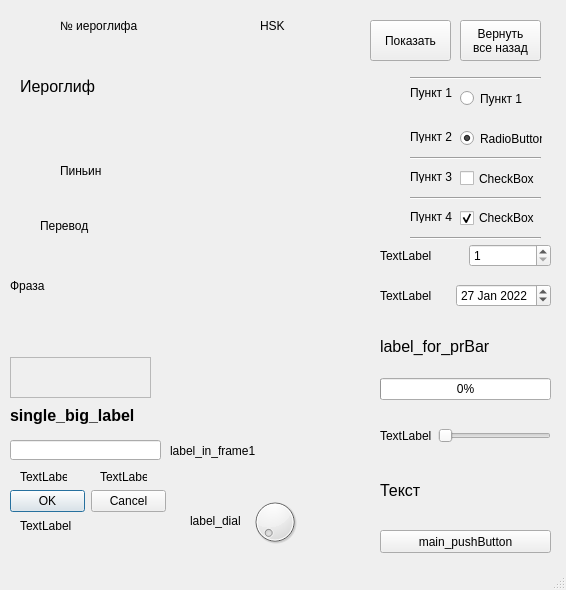
Old version of the form Python_bigtest_all.ui in the repository RosNarodSport/LearningPython.
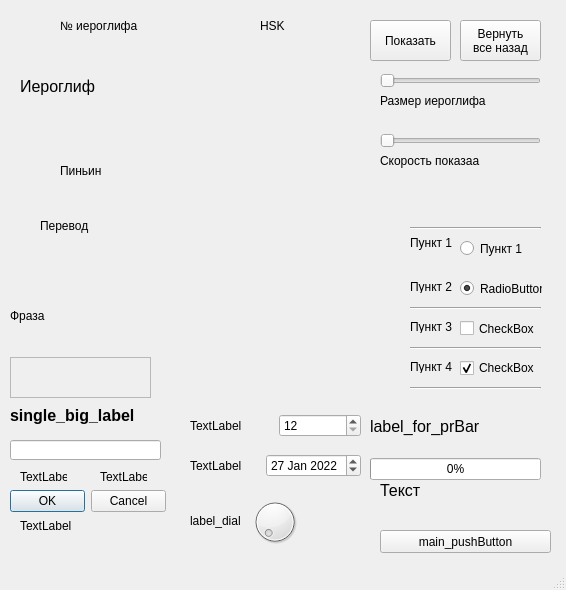
New version of the form.

Commit message: Рабочая версия с показом всего набора одновременно. Задача: - на horizontalSlider_speed посадить увеличение шрифта - размещение текста label по центру

```diff
--- a/Python_bigtest_all.ui
+++ b/Python_bigtest_all.ui
@@ -69,8 +69,8 @@
    <widget class="QWidget" name="horizontalLayoutWidget">
     <property name="geometry">
      <rect>
-      <x>380</x>
-      <y>240</y>
+      <x>190</x>
+      <y>410</y>
       <width>171</width>
       <height>31</height>
      </rect>
@@ -86,10 +86,10 @@
      <item>
       <widget class="QSpinBox" name="spinBox">
        <property name="minimum">
-        <number>1</number>
+        <number>12</number>
        </property>
        <property name="maximum">
-        <number>10</number>
+        <number>24</number>
        </property>
        <property name="singleStep">
         <number>1</number>
@@ -101,8 +101,8 @@
    <widget class="QWidget" name="horizontalLayoutWidget_2">
     <property name="geometry">
      <rect>
-      <x>380</x>
-      <y>280</y>
+      <x>190</x>
+      <y>450</y>
       <width>171</width>
       <height>31</height>
      </rect>
@@ -134,8 +134,8 @@
    <widget class="QWidget" name="verticalLayoutWidget">
     <property name="geometry">
      <rect>
-      <x>380</x>
-      <y>320</y>
+      <x>370</x>
+      <y>400</y>
       <width>171</width>
       <height>80</height>
      </rect>
@@ -188,40 +188,11 @@
      <enum>QFrame::Raised</enum>
     </property>
    </widget>
-   <widget class="QWidget" name="horizontalLayoutWidget_3">
-    <property name="geometry">
-     <rect>
-      <x>380</x>
-      <y>410</y>
-      <width>171</width>
-      <height>51</height>
-     </rect>
-    </property>
-    <layout class="QHBoxLayout" name="horizontalLayout_3">
-     <item>
-      <widget class="QLabel" name="label_for_horizontalSlider1">
-       <property name="text">
-        <string>TextLabel</string>
-       </property>
-      </widget>
-     </item>
-     <item>
-      <widget class="QSlider" name="horizontalSlider1">
-       <property name="minimum">
-        <number>1</number>
-       </property>
-       <property name="orientation">
-        <enum>Qt::Horizontal</enum>
-       </property>
-      </widget>
-     </item>
-    </layout>
-   </widget>
    <widget class="QLabel" name="label_RadBtn1">
     <property name="geometry">
      <rect>
       <x>410</x>
-      <y>83</y>
+      <y>233</y>
       <width>47</width>
       <height>20</height>
      </rect>
@@ -234,7 +205,7 @@
     <property name="geometry">
      <rect>
       <x>410</x>
-      <y>130</y>
+      <y>280</y>
       <width>47</width>
       <height>13</height>
      </rect>
@@ -247,7 +218,7 @@
     <property name="geometry">
      <rect>
       <x>410</x>
-      <y>170</y>
+      <y>320</y>
       <width>47</width>
       <height>13</height>
      </rect>
@@ -260,7 +231,7 @@
     <property name="geometry">
      <rect>
       <x>410</x>
-      <y>210</y>
+      <y>360</y>
       <width>47</width>
       <height>13</height>
      </rect>
@@ -273,7 +244,7 @@
     <property name="geometry">
      <rect>
       <x>460</x>
-      <y>90</y>
+      <y>240</y>
       <width>82</width>
       <height>17</height>
      </rect>
@@ -286,7 +257,7 @@
     <property name="geometry">
      <rect>
       <x>460</x>
-      <y>130</y>
+      <y>280</y>
       <width>82</width>
       <height>17</height>
      </rect>
@@ -302,7 +273,7 @@
     <property name="geometry">
      <rect>
       <x>460</x>
-      <y>170</y>
+      <y>320</y>
       <width>81</width>
       <height>17</height>
      </rect>
@@ -315,7 +286,7 @@
     <property name="geometry">
      <rect>
       <x>460</x>
-      <y>210</y>
+      <y>360</y>
       <width>81</width>
       <height>16</height>
      </rect>
@@ -331,7 +302,7 @@
     <property name="geometry">
      <rect>
       <x>410</x>
-      <y>150</y>
+      <y>300</y>
       <width>131</width>
       <height>16</height>
      </rect>
@@ -344,7 +315,7 @@
     <property name="geometry">
      <rect>
       <x>410</x>
-      <y>190</y>
+      <y>340</y>
       <width>131</width>
       <height>16</height>
      </rect>
@@ -357,7 +328,7 @@
     <property name="geometry">
      <rect>
       <x>410</x>
-      <y>230</y>
+      <y>380</y>
       <width>131</width>
       <height>16</height>
      </rect>
@@ -370,7 +341,7 @@
     <property name="geometry">
      <rect>
       <x>410</x>
-      <y>70</y>
+      <y>220</y>
       <width>131</width>
       <height>16</height>
      </rect>
@@ -579,7 +550,7 @@
     <property name="geometry">
      <rect>
       <x>10</x>
-      <y>270</y>
+      <y>300</y>
       <width>361</width>
       <height>31</height>
      </rect>
@@ -614,17 +585,62 @@
      <string>HSK</string>
     </property>
    </widget>
-   <widget class="QLabel" name="label_in_frame1">
+   <widget class="QSlider" name="horizontalSlider_speed">
     <property name="geometry">
      <rect>
-      <x>170</x>
-      <y>430</y>
-      <width>101</width>
-      <height>41</height>
+      <x>380</x>
+      <y>130</y>
+      <width>161</width>
+      <height>22</height>
      </rect>
     </property>
+    <property name="minimum">
+     <number>1</number>
+    </property>
+    <property name="orientation">
+     <enum>Qt::Horizontal</enum>
+    </property>
+   </widget>
+   <widget class="QLabel" name="label_for_horizontalSlider_speed">
+    <property name="geometry">
+     <rect>
+      <x>380</x>
+      <y>150</y>
+      <width>169</width>
+      <height>21</height>
+     </rect>
+    </property>
     <property name="text">
-     <string>label_in_frame1</string>
+     <string>Скорость показаа</string>
+    </property>
+   </widget>
+   <widget class="QSlider" name="horizontalSlider_size">
+    <property name="geometry">
+     <rect>
+      <x>380</x>
+      <y>70</y>
+      <width>161</width>
+      <height>22</height>
+     </rect>
+    </property>
+    <property name="minimum">
+     <number>1</number>
+    </property>
+    <property name="orientation">
+     <enum>Qt::Horizontal</enum>
+    </property>
+   </widget>
+   <widget class="QLabel" name="label_for_horizontalSlider_size">
+    <property name="geometry">
+     <rect>
+      <x>380</x>
+      <y>90</y>
+      <width>169</width>
+      <height>21</height>
+     </rect>
+    </property>
+    <property name="text">
+     <string>Размер иероглифа</string>
     </property>
    </widget>
   </widget>
```
The commit also changes 2 other files.
